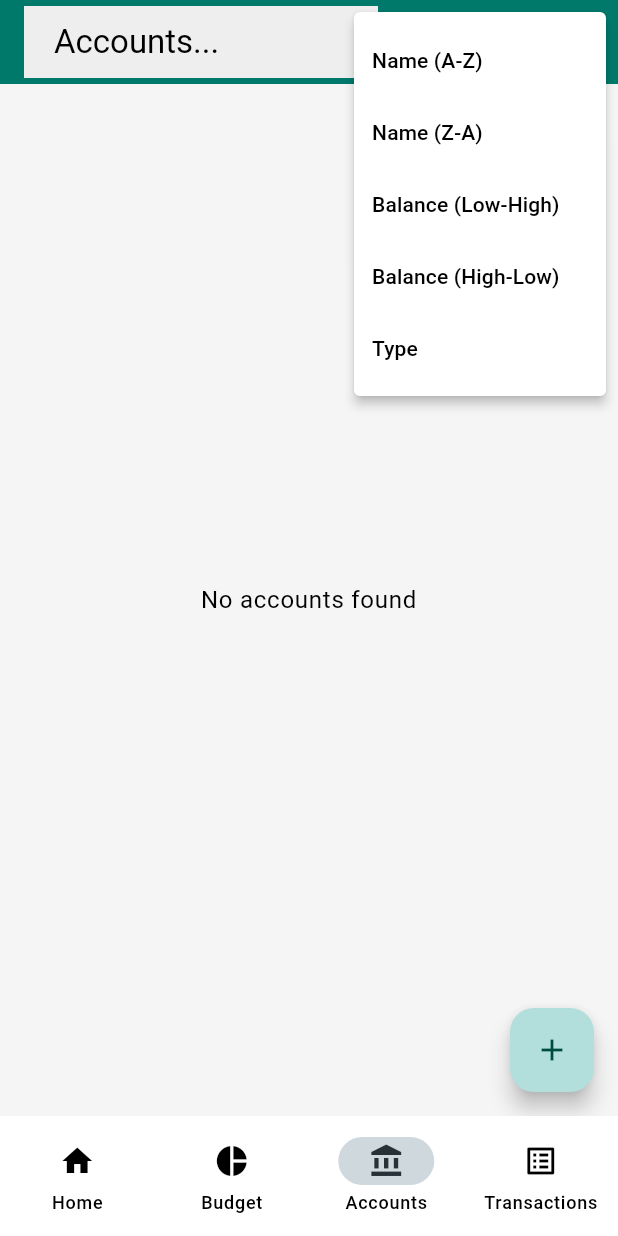
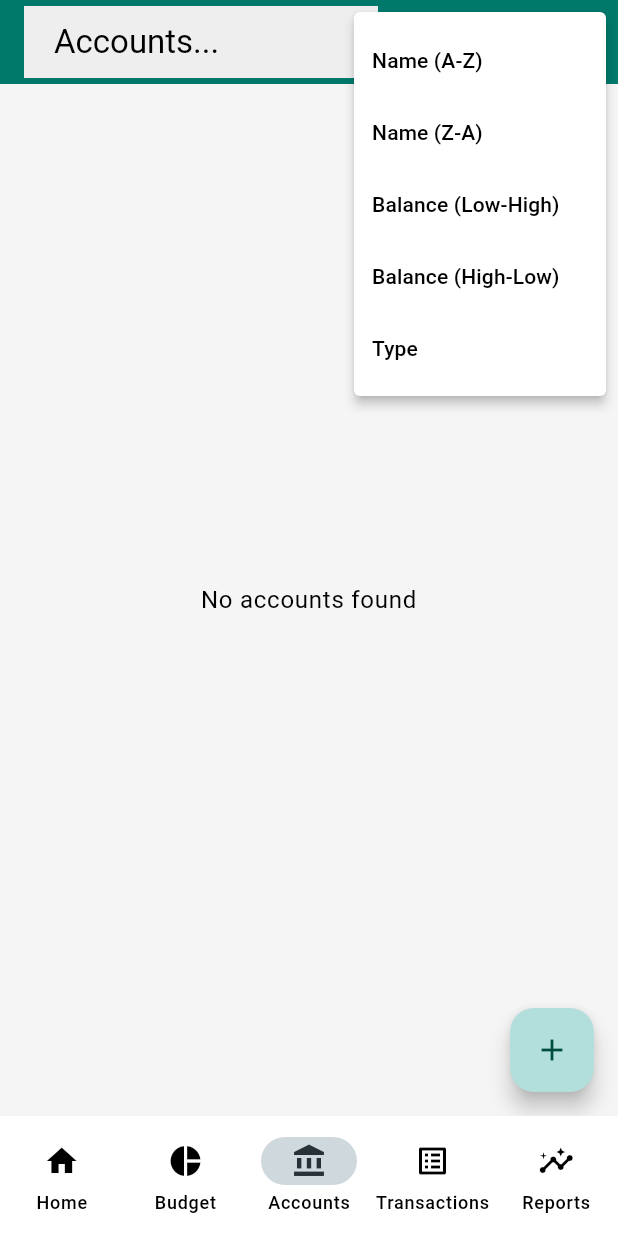
Before and after one commit to Sedocan87/LedgerZero, a Flutter app: the AccountsScreen screen opened by its route, after a tap on the "search" icon, after a tap on the "sort" icon, on a phone screen of 412 x 824 dp. Run offline on Flutter 3.47's test engine with Material 3 defaults, Android fonts, the phone set to English and light mode, and no system bars; our stand-ins replace csv, drift, flutter_riverpod, go_router, shared_preferences; accounts and stored records are empty; generated files the repository leaves out were written again.

Commit message:
Add Reports screen and navigation
- Created `ReportsScreen` placeholder.
- Added `/reports` route to `AppRouter` and a new `StatefulShellBranch`.
- Added Reports tab to `ScaffoldWithNavBar` using `AppIcons.reports` (insights icon).
- Updated localization files (en, de) with "Reports" / "Berichte".
- Updated `app_router_test.dart` to fix existing timeouts by overriding `databaseProvider` with an in-memory database and verified navigation to the new Reports tab.

```diff
--- a/lib/core/constants/app_icons.dart
+++ b/lib/core/constants/app_icons.dart
@@ -36,4 +36,5 @@ class AppIcons {
   static const IconData calendar = Icons.calendar_today;
   static const IconData category = Icons.category;
   static const IconData group = Icons.folder;
+  static const IconData reports = Icons.insights;
 }
--- a/lib/l10n/app_de.arb
+++ b/lib/l10n/app_de.arb
@@ -3,6 +3,7 @@
   "home": "Startseite",
   "accounts": "Konten",
   "transactions": "Transaktionen",
+  "reports": "Berichte",
   "toBeBudgeted": "Zu Budgetieren",
   "totalIncome": "Gesamteinkommen",
   "totalSpending": "Gesamtausgaben",
--- a/lib/l10n/app_en.arb
+++ b/lib/l10n/app_en.arb
@@ -14,6 +14,10 @@
   "transactions": "Transactions",
   "@transactions": {
     "description": "The transactions tab label"
+  },
+  "reports": "Reports",
+  "@reports": {
+    "description": "The reports tab label"
   },
   "toBeBudgeted": "To Be Budgeted",
   "@toBeBudgeted": {
--- a/lib/l10n/app_localizations.dart
+++ b/lib/l10n/app_localizations.dart
@@ -121,6 +121,12 @@ abstract class AppLocalizations {
   /// In en, this message translates to:
   /// **'Transactions'**
   String get transactions;
+
+  /// The reports tab label
+  ///
+  /// In en, this message translates to:
+  /// **'Reports'**
+  String get reports;
 
   /// Label for To Be Budgeted amount
   ///
--- a/lib/l10n/app_localizations_de.dart
+++ b/lib/l10n/app_localizations_de.dart
@@ -19,6 +19,9 @@ class AppLocalizationsDe extends AppLocalizations {
 
   @override
   String get transactions => 'Transaktionen';
+
+  @override
+  String get reports => 'Berichte';
 
   @override
   String get toBeBudgeted => 'Zu Budgetieren';
--- a/lib/l10n/app_localizations_en.dart
+++ b/lib/l10n/app_localizations_en.dart
@@ -19,6 +19,9 @@ class AppLocalizationsEn extends AppLocalizations {
 
   @override
   String get transactions => 'Transactions';
+
+  @override
+  String get reports => 'Reports';
 
   @override
   String get toBeBudgeted => 'To Be Budgeted';
--- a/lib/presentation/router/app_router.dart
+++ b/lib/presentation/router/app_router.dart
@@ -13,6 +13,7 @@ import 'package:ledger_zero/presentation/screens/categories/reorder_categories_s
 import 'package:ledger_zero/presentation/screens/categories/reorder_groups_screen.dart';
 import 'package:ledger_zero/presentation/screens/home_screen.dart';
 import 'package:ledger_zero/presentation/screens/login_screen.dart';
+import 'package:ledger_zero/presentation/screens/reports/reports_screen.dart';
 import 'package:ledger_zero/presentation/screens/onboarding_screen.dart';
 import 'package:ledger_zero/presentation/screens/transactions/add_edit_transaction_screen.dart';
 import 'package:ledger_zero/presentation/screens/transactions/transactions_screen.dart';
@@ -217,6 +218,21 @@ final routerProvider = Provider<GoRouter>((ref) {
               ),
             ],
           ),
+          StatefulShellBranch(
+            routes: [
+              GoRoute(
+                path: '/reports',
+                name: 'reports',
+                pageBuilder: (context, state) => CustomTransitionPage(
+                  key: state.pageKey,
+                  child: const ReportsScreen(),
+                  transitionsBuilder: (context, animation, secondaryAnimation, child) {
+                    return FadeTransition(opacity: animation, child: child);
+                  },
+                ),
+              ),
+            ],
+          ),
         ],
       ),
     ],
--- /dev/null
+++ b/lib/presentation/screens/reports/reports_screen.dart
@@ -0,0 +1,18 @@
+import 'package:flutter/material.dart';
+import 'package:ledger_zero/l10n/app_localizations.dart';
+
+class ReportsScreen extends StatelessWidget {
+  const ReportsScreen({super.key});
+
+  @override
+  Widget build(BuildContext context) {
+    return Scaffold(
+      appBar: AppBar(
+        title: Text(AppLocalizations.of(context)!.reports),
+      ),
+      body: Center(
+        child: Text(AppLocalizations.of(context)!.reports),
+      ),
+    );
+  }
+}
--- a/lib/presentation/widgets/scaffold_with_navbar.dart
+++ b/lib/presentation/widgets/scaffold_with_navbar.dart
@@ -40,6 +40,10 @@ class ScaffoldWithNavBar extends StatelessWidget {
             icon: const Icon(AppIcons.transactions),
             label: AppLocalizations.of(context)!.transactions,
           ),
+          NavigationDestination(
+            icon: const Icon(AppIcons.reports),
+            label: AppLocalizations.of(context)!.reports,
+          ),
         ],
       ),
     );
```
Also changed, not shown: 1 other file.
